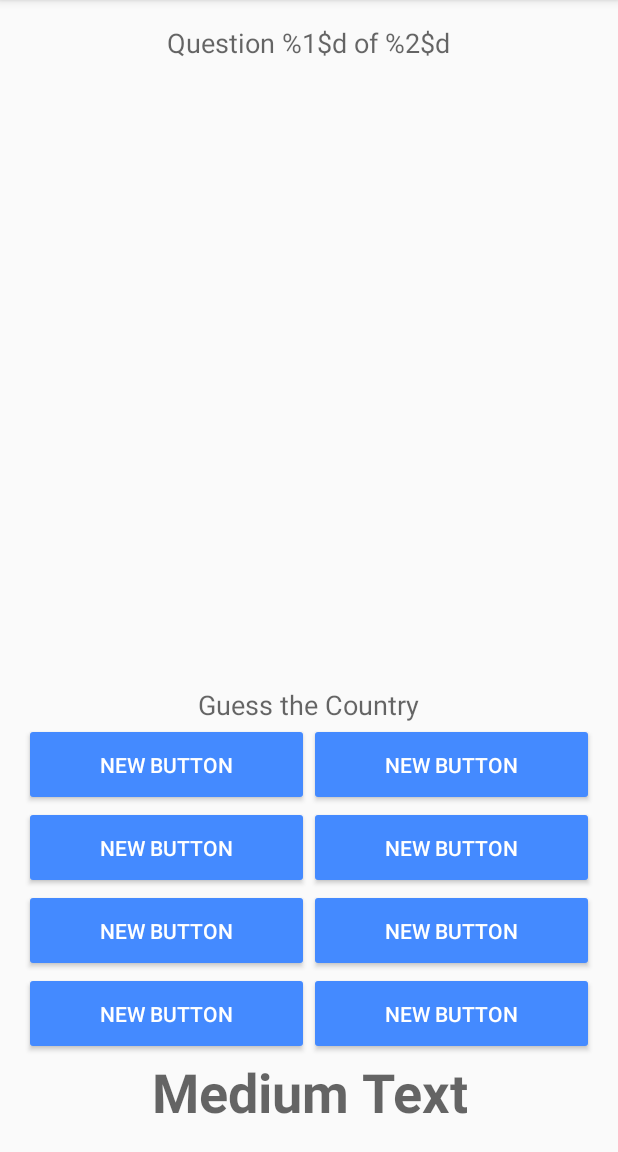
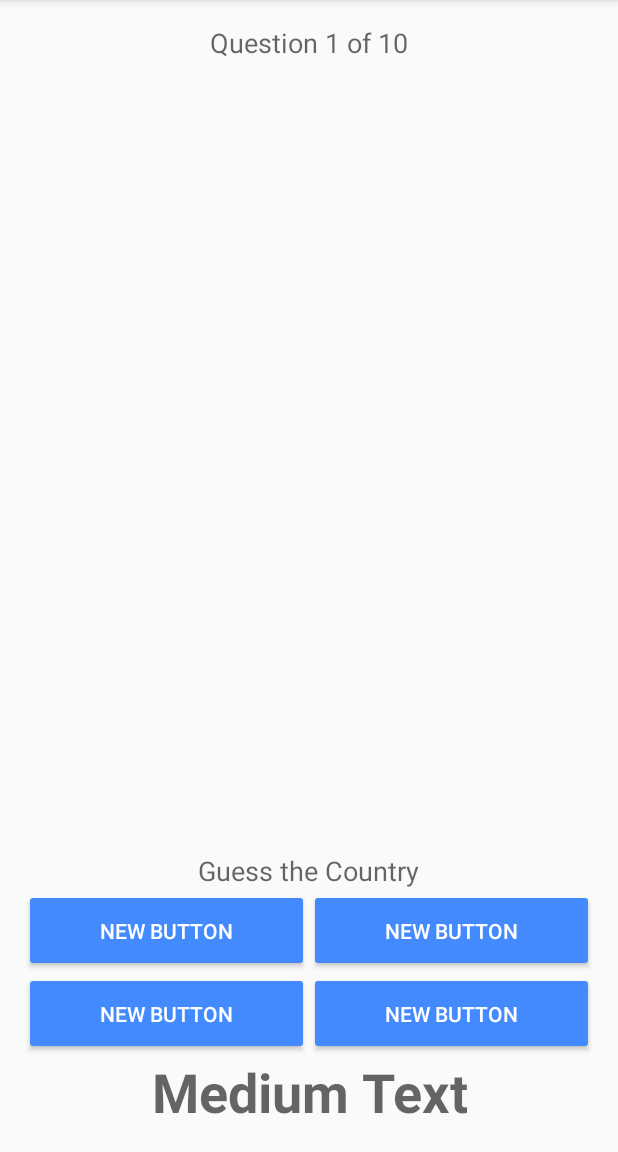
Before and after one commit to solandmedotru/FlagQuizGame, an Android app: the screen it shows after launch (MainActivity), on a phone screen of 412 x 824 dp, the part 84-1236 px from its top. Run offline under Robolectric (Android 15) with nearby library versions, the phone set to English and light mode, and no system bars; 1 statement that could not run was skipped.

Commit message:
Created updateGuessRows method

```diff
--- a/app/src/main/java/ru/solandme/flagquizgame/MainActivityFragment.java
+++ b/app/src/main/java/ru/solandme/flagquizgame/MainActivityFragment.java
@@ -2,29 +2,93 @@ package ru.solandme.flagquizgame;
 
 import android.content.SharedPreferences;
 import android.os.Bundle;
+import android.os.Handler;
 import android.support.v4.app.Fragment;
 import android.view.LayoutInflater;
 import android.view.View;
 import android.view.ViewGroup;
+import android.view.animation.Animation;
+import android.view.animation.AnimationUtils;
+import android.widget.Button;
+import android.widget.ImageView;
+import android.widget.LinearLayout;
+import android.widget.TextView;
 
-/**
- * A placeholder fragment containing a simple view.
- */
+import java.security.SecureRandom;
+import java.util.ArrayList;
+import java.util.List;
+import java.util.Set;
+
 public class MainActivityFragment extends Fragment {
 
-    public MainActivityFragment() {
-    }
+    private static final String TAG = "FlagQuizGame Activity";
+    private static final int FLAGS_IN_QUIZ = 10;
+    private List<String> fileNameList;
+    private List<String> quizCountriesList;
+    private Set<String> regionsSet;
+    private String correctAnswer;
+    private int totalGuesses;
+    private int correctAnswers;
+    private int guessRows;
+    private SecureRandom random;
+    private Handler handler;
+    private Animation shakeAnimation;
+
+    private LinearLayout quizLinearLayout;
+    private TextView questionNumberTextView;
+    private ImageView flagImageView;
+    private LinearLayout[] guessLinearLayouts;
+    private TextView answerTextView;
 
     @Override
     public View onCreateView(LayoutInflater inflater, ViewGroup container,
                              Bundle savedInstanceState) {
-        return inflater.inflate(R.layout.fragment_main, container, false);
+        super.onCreateView(inflater, container, savedInstanceState);
+
+        View view = inflater.inflate(R.layout.fragment_main, container, false);
+        fileNameList = new ArrayList<>();
+        quizCountriesList = new ArrayList<>();
+        random = new SecureRandom();
+        handler = new Handler();
+
+        shakeAnimation = AnimationUtils.loadAnimation(getActivity(), R.anim.incorrect_shake);
+        shakeAnimation.setRepeatCount(3);
+
+        quizLinearLayout = (LinearLayout) view.findViewById(R.id.quizLinearLayout);
+        questionNumberTextView = (TextView) view.findViewById(R.id.questionNumberTextView);
+        flagImageView = (ImageView) view.findViewById(R.id.flagImageView);
+        guessLinearLayouts = new LinearLayout[4];
+        guessLinearLayouts[0] = (LinearLayout) view.findViewById(R.id.row1LinearLayout);
+        guessLinearLayouts[1] = (LinearLayout) view.findViewById(R.id.row2LinearLayout);
+        guessLinearLayouts[2] = (LinearLayout) view.findViewById(R.id.row3LinearLayout);
+        guessLinearLayouts[3] = (LinearLayout) view.findViewById(R.id.row4LinearLayout);
+        answerTextView = (TextView) view.findViewById(R.id.answerTextView);
+
+        for (LinearLayout row : guessLinearLayouts) {
+            for (int column = 0; column < row.getChildCount(); column++) {
+                Button button = (Button) row.getChildAt(column);
+                button.setOnClickListener(guessButtonListener);
+            }
+        }
+
+        questionNumberTextView.setText(getString(R.string.question, 1, FLAGS_IN_QUIZ));
+        return view;
     }
 
-    public void updateGuessRows(SharedPreferences defaultSharedPreferences) {
+    public void updateGuessRows(SharedPreferences sharedPreferences) {
+        String choices = sharedPreferences.getString(MainActivity.CHOICES, null);
+        guessRows = Integer.parseInt(choices) / 2;
+
+        for (LinearLayout layout : guessLinearLayouts) {
+            layout.setVisibility(View.GONE);
+        }
+        for (int row = 0; row < guessRows; row++) {
+            guessLinearLayouts[row].setVisibility(View.VISIBLE);
+        }
     }
 
-    public void updateRegions(SharedPreferences defaultSharedPreferences) {
+    public void updateRegions(SharedPreferences sharedPreferences) {
+
     }
 
     public void resetQuiz() {
```
